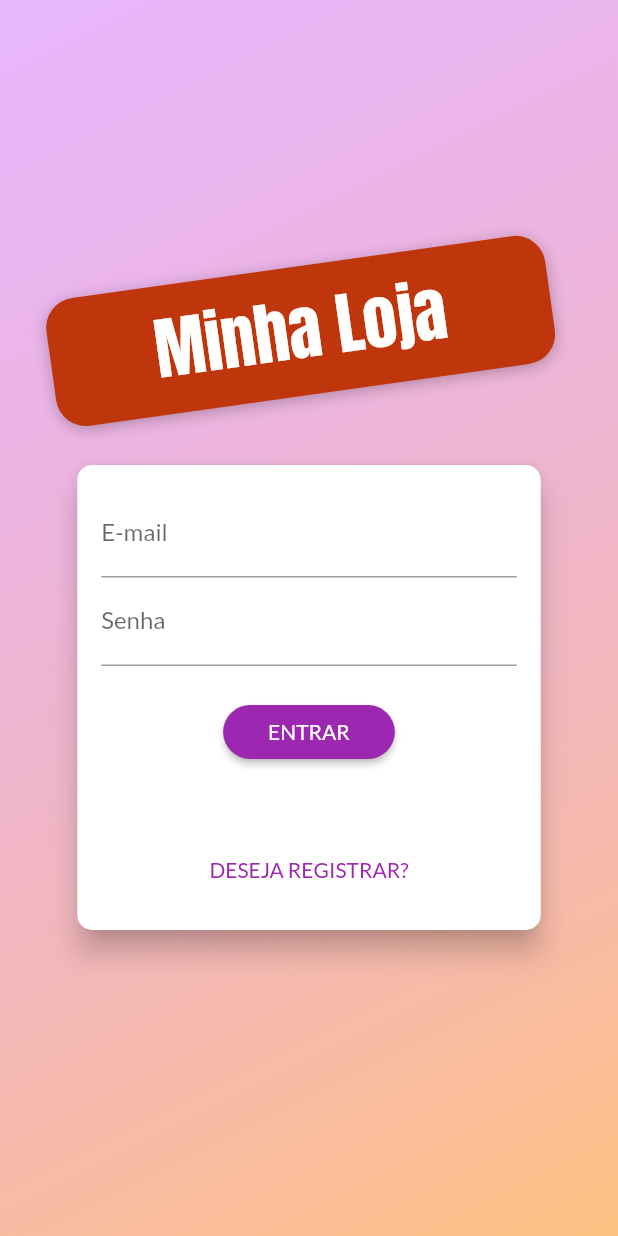
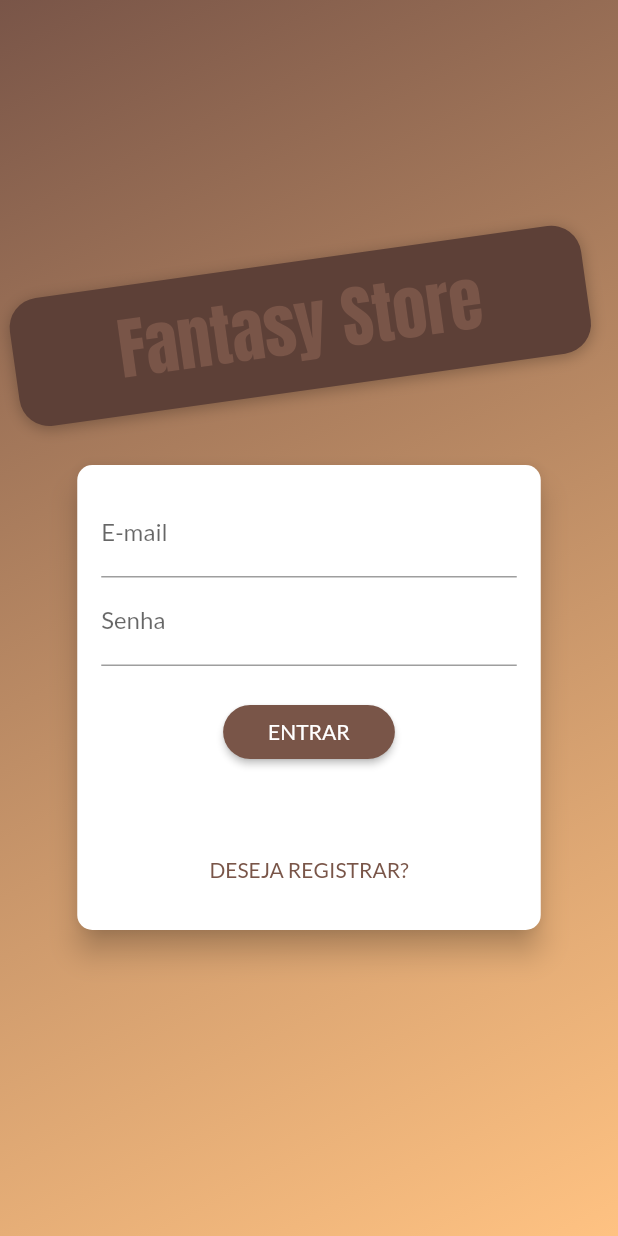
Before and after one commit to caio1020ee/petshop, a Flutter app: the screen it shows after launch, on a phone screen of 412 x 824 dp. Run offline on Flutter 3.47's test engine with Material 2 defaults, Android fonts, the phone set to English and light mode, and no system bars; our stand-ins replace firebase_core, shared_preferences; missing offline and left inert: firebase_core_web, shared_preferences_web; accounts and stored records are empty.

Commit message:
alteração design

```diff
--- a/lib/main.dart
+++ b/lib/main.dart
@@ -54,8 +54,8 @@ class MyApp extends StatelessWidget {
         title: 'Flutter Demo',
         theme: ThemeData(
           colorScheme: ColorScheme.fromSwatch().copyWith(
-            primary: Colors.purple,
-            secondary: Colors.deepOrange,
+            primary: Colors.brown,
+            secondary: Colors.amber,
           ),
           fontFamily: 'Lato',
         ),
--- a/lib/pages/auth_page.dart
+++ b/lib/pages/auth_page.dart
@@ -15,7 +15,7 @@ class AuthPage extends StatelessWidget {
             decoration: const BoxDecoration(
               gradient: LinearGradient(
                 colors: [
-                  Color.fromRGBO(215, 117, 255, 0.5),
+                  Colors.brown,
                   Color.fromRGBO(255, 188, 117, 0.9),
                 ],
                 begin: Alignment.topLeft,
@@ -39,7 +39,7 @@ class AuthPage extends StatelessWidget {
                   transform: Matrix4.rotationZ(-8 * pi / 180)..translate(-10.0),
                   decoration: BoxDecoration(
                     borderRadius: BorderRadius.circular(20),
-                    color: Colors.deepOrange.shade900,
+                    color: Colors.brown.shade700,
                     boxShadow: const [
                       BoxShadow(
                         blurRadius: 8,
@@ -49,11 +49,11 @@ class AuthPage extends StatelessWidget {
                     ],
                   ),
                   child: const Text(
-                    'Minha Loja',
+                    'Fantasy Store',
                     style: TextStyle(
                       fontSize: 45,
                       fontFamily: 'Anton',
-                      color: Colors.white,
+                      color: Colors.brown,
                     ),
                   ),
                 ),
@@ -66,16 +66,3 @@ class AuthPage extends StatelessWidget {
     );
   }
 }
-
-// Exemplo usado para explicar o cascade operator
-// void main() {
-//   List<int> a = [1, 2, 3];
-//   a.add(4);
-//   a.add(5);
-//   a.add(6);
-
-//   // cascade operator!
-//   a..add(7)..add(8)..add(9);
-
-//   print(a);
-// }
```
